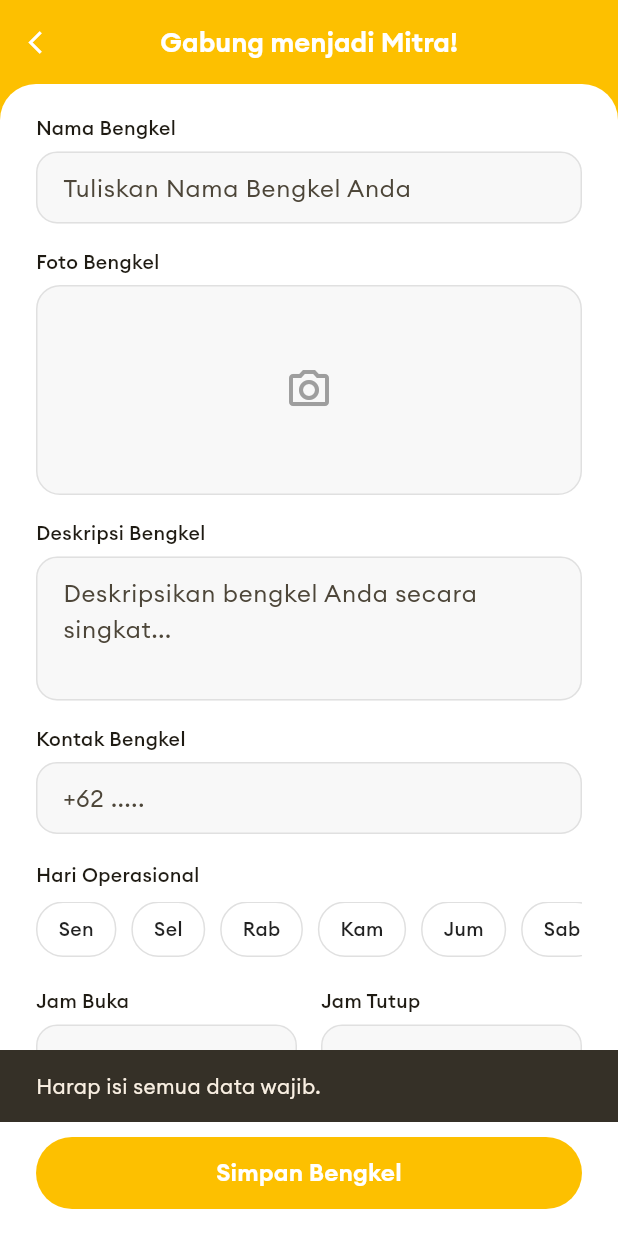
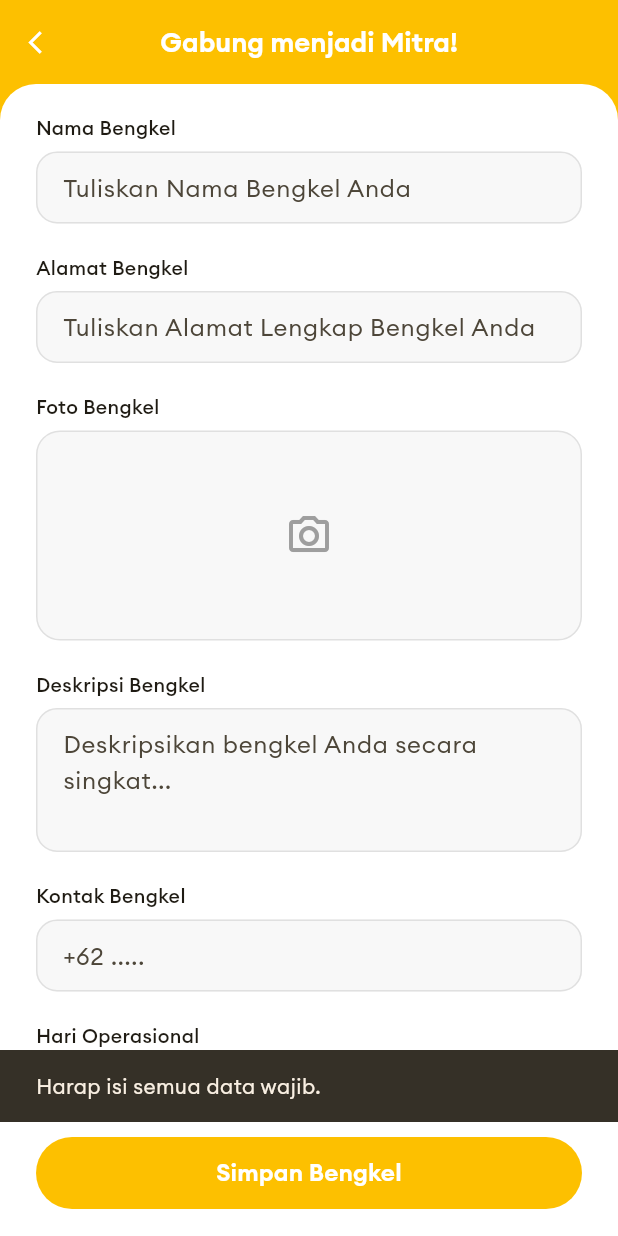
Before and after one commit to gustigratia/URide, a Flutter app: the GabungMitraPage screen opened by its route, after a tap on "Simpan Bengkel", on a phone screen of 412 x 824 dp. Run offline on Flutter 3.47's test engine with Material 3 defaults, Android fonts, the phone set to English and light mode, and no system bars; our stand-ins replace auto_size_text, flutter_map, geolocator, image_picker, latlong2, supabase_flutter; accounts and stored records are empty.

Commit message:
fix: integrate to db

```diff
--- a/lib/screen/join_workshop.dart
+++ b/lib/screen/join_workshop.dart
@@ -2,6 +2,9 @@ import 'dart:io';
 import 'package:flutter/material.dart';
 import 'package:image_picker/image_picker.dart';
 import 'package:supabase_flutter/supabase_flutter.dart';
+import 'dart:typed_data';
+import 'package:flutter/foundation.dart';
+import 'package:geolocator/geolocator.dart';
 
 class GabungMitraPage extends StatefulWidget {
   const GabungMitraPage({super.key});
@@ -18,11 +21,15 @@ class _GabungMitraPageState extends State<GabungMitraPage> {
   final TextEditingController descC = TextEditingController();
   final TextEditingController contactC = TextEditingController();
   final TextEditingController priceC = TextEditingController();
+  final TextEditingController bankC = TextEditingController();
+  final TextEditingController rekC = TextEditingController();
+  final TextEditingController addressC = TextEditingController();
 
   TimeOfDay? openTime;
   TimeOfDay? closeTime;
 
   File? workshopImage;
+  Uint8List? _webImageBytes; // UNTUK WEB
 
   final List<String> days = ["Sen", "Sel", "Rab", "Kam", "Jum", "Sab", "Ming"];
   final Set<String> selectedDays = {};
@@ -40,11 +47,18 @@ class _GabungMitraPageState extends State<GabungMitraPage> {
   // Pick Image
   // ------------------------
   Future<void> pickImage() async {
-    final ImagePicker picker = ImagePicker();
+    final picker = ImagePicker();
     final file = await picker.pickImage(source: ImageSource.gallery);
 
-    if (file != null) {
-      setState(() => workshopImage = File(file.path));
+    if (file == null) return;
+
+    if (kIsWeb) {
+      _webImageBytes = await file.readAsBytes();
+      setState(() {});
+    } else {
+      setState(() {
+        workshopImage = File(file.path);
+      });
     }
   }
 
@@ -211,6 +225,35 @@ class _GabungMitraPageState extends State<GabungMitraPage> {
     );
   }
 
+  Future<Position?> getCurrentLocation() async {
+    bool serviceEnabled;
+    LocationPermission permission;
+
+    // Service aktif?
+    serviceEnabled = await Geolocator.isLocationServiceEnabled();
+    if (!serviceEnabled) {
+      return null;
+    }
+
+    // Izin lokasi
+    permission = await Geolocator.checkPermission();
+    if (permission == LocationPermission.denied) {
+      permission = await Geolocator.requestPermission();
+      if (permission == LocationPermission.denied) {
+        return null;
+      }
+    }
+
+    if (permission == LocationPermission.deniedForever) {
+      return null;
+    }
+
+    // Ambil lokasi device sekarang
+    return await Geolocator.getCurrentPosition(
+      desiredAccuracy: LocationAccuracy.high,
+    );
+  }
+
   // ------------------------
   // SAVE
   // ------------------------
@@ -243,40 +286,72 @@ class _GabungMitraPageState extends State<GabungMitraPage> {
     try {
       String? imageUrl;
 
-      // Upload foto
       if (workshopImage != null) {
         final fileName =
             "workshop_${DateTime.now().millisecondsSinceEpoch}.jpg";
+        final filePath = "workshops/$fileName";
+        String? result;
 
-        await supabase.storage
-            .from("workshop-images")
-            .upload(fileName, workshopImage!);
+        if (kIsWeb) {
+          result = await supabase.storage
+              .from("images")
+              .uploadBinary(
+                filePath,
+                _webImageBytes!, // sekarang ini benar-benar foto terbaru
+                fileOptions: const FileOptions(upsert: false),
+              );
+        } else {
+          result = await supabase.storage
+              .from("images")
+              .upload(
+                filePath,
+                workshopImage!,
+                fileOptions: const FileOptions(upsert: false),
+              );
+        }
 
-        imageUrl = supabase.storage
-            .from("workshop-images")
-            .getPublicUrl(fileName);
+        imageUrl = supabase.storage.from("images").getPublicUrl(filePath);
+      }
+
+      final position = await getCurrentLocation();
+
+      double? latitude;
+      double? longitude;
+
+      if (position != null) {
+        latitude = position.latitude;
+        longitude = position.longitude;
+      } else {
+        latitude = null;
+        longitude = null;
       }
 
       final isOpen = calculateIsOpen();
+      final user = Supabase.instance.client.auth.currentUser;
 
-      // Insert workshop
       final inserted = await supabase
           .from("workshops")
           .insert({
             "bengkelname": nameC.text.trim(),
+            "address": addressC.text.trim(),
             "description": descC.text.trim(),
             "contact": contactC.text.trim(),
             "image": imageUrl ?? "",
-            "price": priceC.text.trim(),
-            "is_open": isOpen, // AUTO OPEN/CLOSE LOGIC
+            "price":
+                int.tryParse(priceC.text.replaceAll(RegExp(r'[^0-9]'), '')) ??
+                0,
+            "is_open": isOpen,
             "save": false,
+
+            "bank": bankC.text.trim(),
+            "nomor_rekening": int.tryParse(rekC.text.trim()) ?? 0,
+            "userid": user?.id,
           })
           .select()
           .single();
 
       final workshopId = inserted["id"];
 
-      // Insert service
       List<String> services = [];
       if (tambalBan) services.add("Tambal Ban");
       if (gantiOli) services.add("Ganti Oli");
@@ -394,7 +469,24 @@ class _GabungMitraPageState extends State<GabungMitraPage> {
                       ),
                     ),
 
-                    const SizedBox(height: 16),
+                    const SizedBox(height: 20),
+
+                    const Text(
+                      "Alamat Bengkel",
+                      style: TextStyle(
+                        fontFamily: "Euclid",
+                        fontSize: 13,
+                        fontWeight: FontWeight.w500,
+                      ),
+                    ),
+                    const SizedBox(height: 6),
+                    TextField(
+                      controller: addressC,
+                      decoration: _inputDecoration(
+                        "Tuliskan Alamat Lengkap Bengkel Anda",
+                      ),
+                    ),
+                    const SizedBox(height: 20),
                     const Text(
                       "Foto Bengkel",
                       style: TextStyle(
@@ -413,26 +505,29 @@ class _GabungMitraPageState extends State<GabungMitraPage> {
                           border: Border.all(color: Colors.grey.shade300),
                           color: const Color(0xFFF8F8F8),
                         ),
-                        child: ClipRRect(
-                          borderRadius: BorderRadius.circular(16),
-                          child: workshopImage == null
-                              ? const Center(
-                                  child: Icon(
-                                    Icons.camera_alt_outlined,
-                                    color: Colors.grey,
-                                    size: 32,
-                                  ),
-                                )
-                              : Image.file(
-                                  workshopImage!,
-                                  fit: BoxFit.cover,
-                                  width: double.infinity,
+                        child: _webImageBytes != null
+                            ? Image.memory(
+                                _webImageBytes!,
+                                fit: BoxFit.cover,
+                                width: double.infinity,
+                              )
+                            : workshopImage != null
+                            ? Image.file(
+                                workshopImage!,
+                                fit: BoxFit.cover,
+                                width: double.infinity,
+                              )
+                            : const Center(
+                                child: Icon(
+                                  Icons.camera_alt_outlined,
+                                  color: Colors.grey,
+                                  size: 32,
                                 ),
-                        ),
+                              ),
                       ),
                     ),
 
-                    const SizedBox(height: 16),
+                    const SizedBox(height: 20),
                     const Text(
                       "Deskripsi Bengkel",
                       style: TextStyle(
@@ -450,7 +545,7 @@ class _GabungMitraPageState extends State<GabungMitraPage> {
                       ),
                     ),
 
-                    const SizedBox(height: 16),
+                    const SizedBox(height: 20),
                     const Text(
                       "Kontak Bengkel",
                       style: TextStyle(
@@ -466,7 +561,7 @@ class _GabungMitraPageState extends State<GabungMitraPage> {
                       decoration: _inputDecoration("+62 ....."),
                     ),
 
-                    const SizedBox(height: 18),
+                    const SizedBox(height: 20),
                     const Text(
                       "Hari Operasional",
                       style: TextStyle(
@@ -667,7 +762,7 @@ class _GabungMitraPageState extends State<GabungMitraPage> {
                     ),
                     const SizedBox(height: 6),
                     TextField(
-                      controller: priceC,
+                      controller: bankC,
                       keyboardType: TextInputType.number,
                       decoration: _inputDecoration("Nama Bank Anda"),
                     ),
@@ -683,7 +778,7 @@ class _GabungMitraPageState extends State<GabungMitraPage> {
                     ),
                     const SizedBox(height: 6),
                     TextField(
-                      controller: priceC,
+                      controller: rekC,
                       keyboardType: TextInputType.number,
                       decoration: _inputDecoration(
                         "Tuliskan Nomor Rekening Anda",
```
